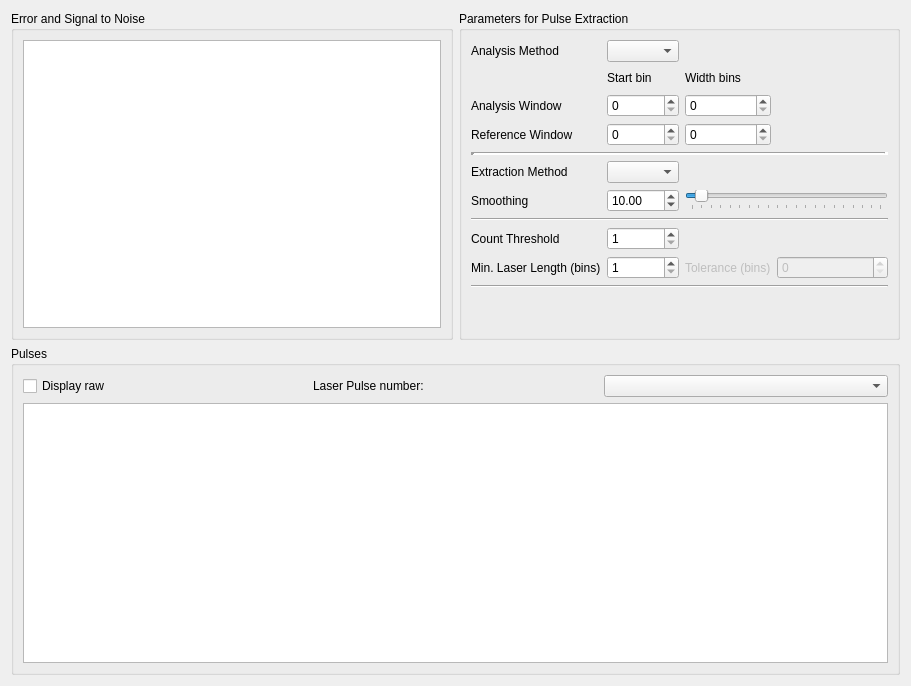
Above: gui/pulsed/ui_pulse_extraction.ui from Ulm-IQO/qudi before the change. Below: the same form after it.
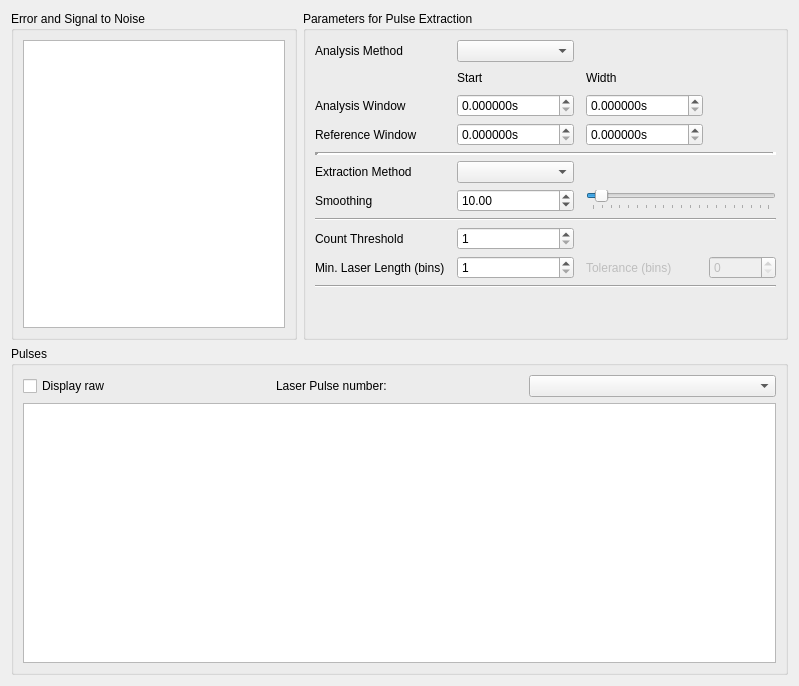
That is the form after the change. Custom widgets are drawn as their Qt base class.

Commit message: The unit of the pulsed analysis should be now time in seconds instead of bins. The main motivation was that whenever the fast_counter_binning was changed the parameters had to be readjusted.

Patch:
```diff
--- a/gui/pulsed/ui_pulse_extraction.ui
+++ b/gui/pulsed/ui_pulse_extraction.ui
@@ -6,7 +6,7 @@
    <rect>
     <x>0</x>
     <y>0</y>
-    <width>911</width>
+    <width>799</width>
     <height>686</height>
    </rect>
   </property>
@@ -38,7 +38,21 @@
      <layout class="QGridLayout" name="gridLayout_34">
       <item row="0" column="1">
        <layout class="QGridLayout" name="gridLayout_33">
-        <item row="1" column="3">
+        <item row="1" column="4">
+         <widget class="QLabel" name="label_31">
+          <property name="text">
+           <string>Width</string>
+          </property>
+         </widget>
+        </item>
+        <item row="9" column="0">
+         <widget class="QLabel" name="label_2">
+          <property name="text">
+           <string>Min. Laser Length (bins)</string>
+          </property>
+         </widget>
+        </item>
+        <item row="1" column="5">
          <spacer name="horizontalSpacer_2">
           <property name="orientation">
            <enum>Qt::Horizontal</enum>
@@ -51,14 +65,30 @@
           </property>
          </spacer>
         </item>
-        <item row="8" column="0">
-         <widget class="QLabel" name="label">
-          <property name="text">
-           <string>Count Threshold</string>
+        <item row="8" column="2">
+         <widget class="QSpinBox" name="extract_param_threshold_SpinBox">
+          <property name="minimum">
+           <number>1</number>
           </property>
+          <property name="maximum">
+           <number>999999999</number>
+          </property>
          </widget>
         </item>
-        <item row="6" column="2" colspan="2">
+        <item row="6" column="2">
+         <widget class="QDoubleSpinBox" name="extract_param_conv_std_dev_DSpinBox">
+          <property name="minimum">
+           <double>1.000000000000000</double>
+          </property>
+          <property name="maximum">
+           <double>200.000000000000000</double>
+          </property>
+          <property name="value">
+           <double>10.000000000000000</double>
+          </property>
+         </widget>
+        </item>
+        <item row="6" column="4" colspan="2">
          <widget class="QSlider" name="extract_param_conv_std_dev_slider">
           <property name="minimum">
            <number>1</number>
@@ -80,61 +110,6 @@
           </property>
          </widget>
         </item>
-        <item row="6" column="1">
-         <widget class="QDoubleSpinBox" name="extract_param_conv_std_dev_DSpinBox">
-          <property name="minimum">
-           <double>1.000000000000000</double>
-          </property>
-          <property name="maximum">
-           <double>200.000000000000000</double>
-          </property>
-          <property name="value">
-           <double>10.000000000000000</double>
-          </property>
-         </widget>
-        </item>
-        <item row="2" column="2">
-         <widget class="QSpinBox" name="extract_param_ana_window_width_SpinBox">
-          <property name="maximum">
-           <number>10000000</number>
-          </property>
-         </widget>
-        </item>
-        <item row="1" column="2">
-         <widget class="QLabel" name="label_31">
-          <property name="text">
-           <string>Width bins</string>
-          </property>
-         </widget>
-        </item>
-        <item row="2" column="1">
-         <widget class="QSpinBox" name="extract_param_ana_window_start_SpinBox">
-          <property name="maximum">
-           <number>10000000</number>
-          </property>
-         </widget>
-        </item>
-        <item row="9" column="0">
-         <widget class="QLabel" name="label_2">
-          <property name="text">
-           <string>Min. Laser Length (bins)</string>
-          </property>
-         </widget>
-        </item>
-        <item row="3" column="1">
-         <widget class="QSpinBox" name="extract_param_ref_window_start_SpinBox">
-          <property name="maximum">
-           <number>10000000</number>
-          </property>
-         </widget>
-        </item>
-        <item row="3" column="2">
-         <widget class="QSpinBox" name="extract_param_ref_window_width_SpinBox">
-          <property name="maximum">
-           <number>10000000</number>
-          </property>
-         </widget>
-        </item>
         <item row="2" column="0">
          <widget class="QLabel" name="label_36">
           <property name="text">
@@ -142,17 +117,14 @@
           </property>
          </widget>
         </item>
-        <item row="8" column="1">
-         <widget class="QSpinBox" name="extract_param_threshold_SpinBox">
-          <property name="minimum">
-           <number>1</number>
-          </property>
-          <property name="maximum">
-           <number>999999999</number>
+        <item row="8" column="0">
+         <widget class="QLabel" name="label">
+          <property name="text">
+           <string>Count Threshold</string>
           </property>
          </widget>
         </item>
-        <item row="9" column="2">
+        <item row="9" column="4">
          <widget class="QLabel" name="label_3">
           <property name="enabled">
            <bool>false</bool>
@@ -169,7 +141,7 @@
           </property>
          </widget>
         </item>
-        <item row="9" column="3">
+        <item row="9" column="5">
          <widget class="QSpinBox" name="extract_param_tolerance_SpinBox">
           <property name="enabled">
            <bool>false</bool>
@@ -179,17 +151,14 @@
           </property>
          </widget>
         </item>
-        <item row="4" column="0" colspan="4">
-         <widget class="Line" name="line">
-          <property name="lineWidth">
-           <number>4</number>
-          </property>
-          <property name="orientation">
-           <enum>Qt::Horizontal</enum>
+        <item row="3" column="0">
+         <widget class="QLabel" name="label_37">
+          <property name="text">
+           <string>Reference Window</string>
           </property>
          </widget>
         </item>
-        <item row="10" column="0" colspan="4">
+        <item row="10" column="0" colspan="6">
          <widget class="Line" name="line_3">
           <property name="orientation">
            <enum>Qt::Horizontal</enum>
@@ -203,10 +172,20 @@
           </property>
          </widget>
         </item>
-        <item row="5" column="1">
+        <item row="4" column="0" colspan="6">
+         <widget class="Line" name="line">
+          <property name="lineWidth">
+           <number>4</number>
+          </property>
+          <property name="orientation">
+           <enum>Qt::Horizontal</enum>
+          </property>
+         </widget>
+        </item>
+        <item row="5" column="2">
          <widget class="QComboBox" name="extract_param_extraction_method_comboBox"/>
         </item>
-        <item row="9" column="1">
+        <item row="9" column="2">
          <widget class="QSpinBox" name="extract_param_min_laser_length_SpinBox">
           <property name="minimum">
            <number>1</number>
@@ -216,14 +195,14 @@
           </property>
          </widget>
         </item>
-        <item row="1" column="1">
+        <item row="1" column="2">
          <widget class="QLabel" name="label_30">
           <property name="text">
-           <string>Start bin</string>
+           <string>Start</string>
           </property>
          </widget>
         </item>
-        <item row="13" column="1">
+        <item row="13" column="2">
          <spacer name="verticalSpacer_3">
           <property name="orientation">
            <enum>Qt::Vertical</enum>
@@ -236,20 +215,16 @@
           </property>
          </spacer>
         </item>
-        <item row="3" column="0">
-         <widget class="QLabel" name="label_37">
-          <property name="text">
-           <string>Reference Window</string>
-          </property>
-         </widget>
-        </item>
-        <item row="7" column="0" colspan="4">
+        <item row="7" column="0" colspan="6">
          <widget class="Line" name="line_2">
           <property name="orientation">
            <enum>Qt::Horizontal</enum>
           </property>
          </widget>
         </item>
+        <item row="0" column="2">
+         <widget class="QComboBox" name="extract_param_analysis_method_comboBox"/>
+        </item>
         <item row="0" column="0">
          <widget class="QLabel" name="label_6">
           <property name="text">
@@ -257,8 +232,60 @@
           </property>
          </widget>
         </item>
-        <item row="0" column="1">
-         <widget class="QComboBox" name="extract_param_analysis_method_comboBox"/>
+        <item row="2" column="2">
+         <widget class="ScienDSpinBox" name="extract_param_ana_window_start_DSpinBox">
+          <property name="suffix">
+           <string>s</string>
+          </property>
+          <property name="decimals">
+           <number>6</number>
+          </property>
+          <property name="maximum">
+           <double>999999999.990000009536743</double>
+          </property>
+         </widget>
+        </item>
+        <item row="2" column="4">
+         <widget class="ScienDSpinBox" name="extract_param_ana_window_width_DSpinBox">
+          <property name="suffix">
+           <string>s</string>
+          </property>
+          <property name="decimals">
+           <number>6</number>
+          </property>
+          <property name="maximum">
+           <double>999999999.990000009536743</double>
+          </property>
+         </widget>
+        </item>
+        <item row="3" column="2">
+         <widget class="ScienDSpinBox" name="extract_param_ref_window_start_DSpinBox">
+          <property name="suffix">
+           <string>s</string>
+          </property>
+          <property name="decimals">
+           <number>6</number>
+          </property>
+          <property name="maximum">
+           <double>999999999.990000009536743</double>
+          </property>
+         </widget>
+        </item>
+        <item row="3" column="4">
+         <widget class="ScienDSpinBox" name="extract_param_ref_window_width_DSpinBox">
+          <property name="suffix">
+           <string>s</string>
+          </property>
+          <property name="decimals">
+           <number>6</number>
+          </property>
+          <property name="maximum">
+           <double>999999999.990000009536743</double>
+          </property>
+          <property name="singleStep">
+           <double>0.000001000000000</double>
+          </property>
+         </widget>
         </item>
        </layout>
       </item>
@@ -307,7 +334,12 @@
   <customwidget>
    <class>PlotWidget</class>
    <extends>QGraphicsView</extends>
-   <header>pyqtgraph</header>
+   <header location="global">pyqtgraph</header>
+  </customwidget>
+  <customwidget>
+   <class>ScienDSpinBox</class>
+   <extends>QDoubleSpinBox</extends>
+   <header>qtwidgets.scientific_spinbox.h</header>
   </customwidget>
  </customwidgets>
  <resources/>
```
The commit also changes 4 other files.
